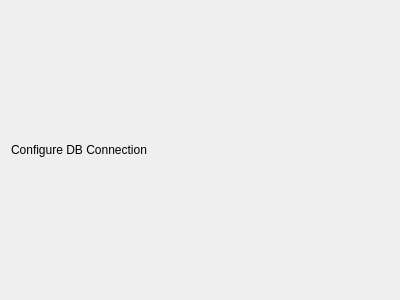
Qt form dialogdbconnectionconfigure.ui (kushagra10025/Hospital-Registration-Portal) before a commit.
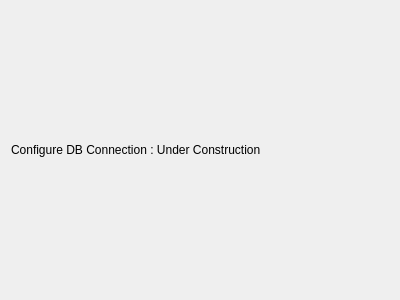
The same form after that commit.

The edit to the form file:
```diff
--- a/dialogdbconnectionconfigure.ui
+++ b/dialogdbconnectionconfigure.ui
@@ -19,7 +19,7 @@
      <item>
       <widget class="QLabel" name="label">
        <property name="text">
-        <string>Configure DB Connection</string>
+        <string>Configure DB Connection : Under Construction</string>
        </property>
       </widget>
      </item>
```
